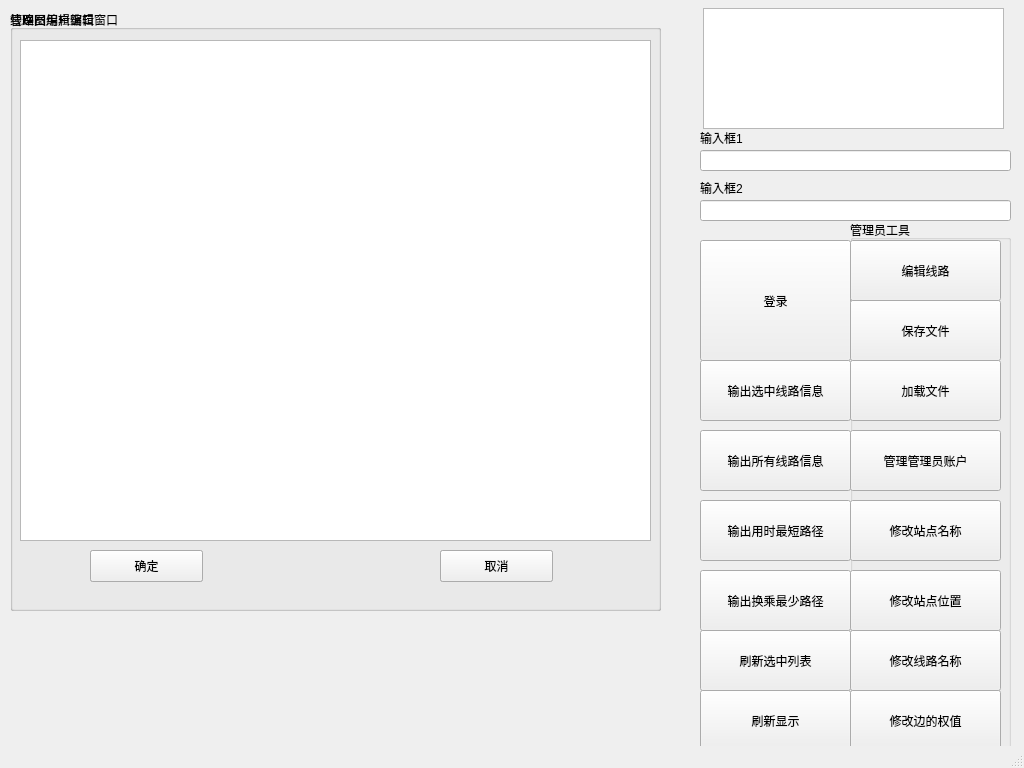
yilinfang/SubwaySystem, file mainwindow.ui: the form before one commit.
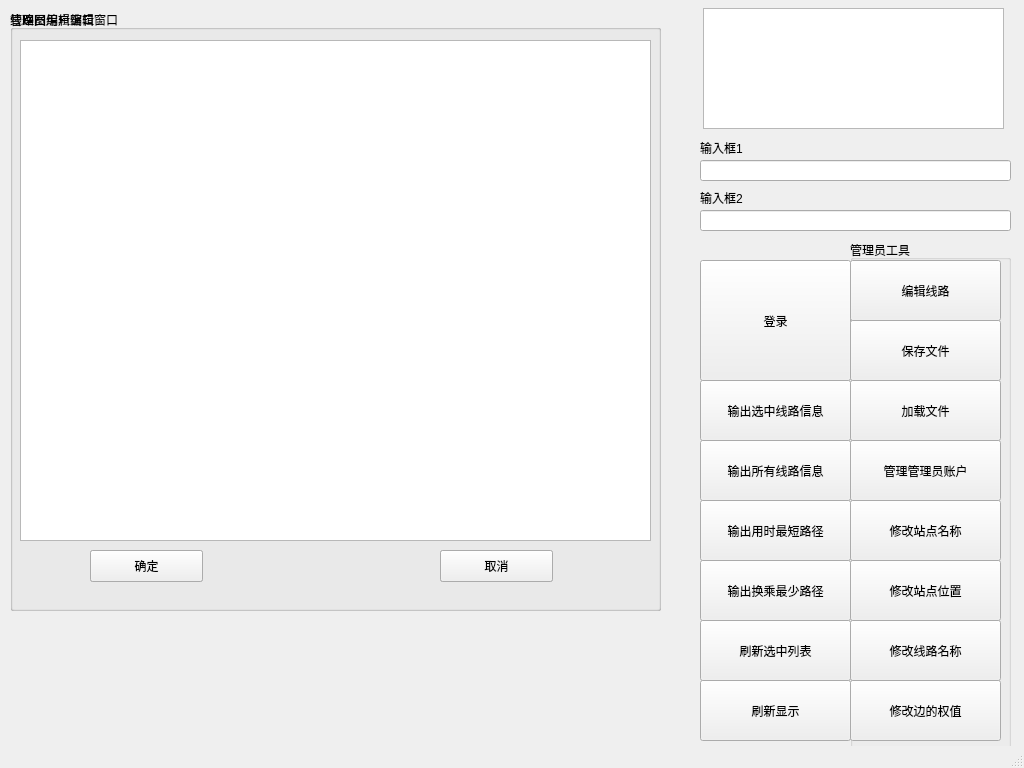
The form after the commit.

Commit message: fixed windows ui problem

What changed in the file:
```diff
--- a/mainwindow.ui
+++ b/mainwindow.ui
@@ -76,7 +76,7 @@
     <property name="geometry">
      <rect>
       <x>700</x>
-      <y>130</y>
+      <y>140</y>
       <width>60</width>
       <height>16</height>
      </rect>
@@ -89,7 +89,7 @@
     <property name="geometry">
      <rect>
       <x>700</x>
-      <y>180</y>
+      <y>190</y>
       <width>60</width>
       <height>16</height>
      </rect>
@@ -102,7 +102,7 @@
     <property name="geometry">
      <rect>
       <x>700</x>
-      <y>240</y>
+      <y>260</y>
       <width>151</width>
       <height>121</height>
      </rect>
@@ -115,7 +115,7 @@
     <property name="geometry">
      <rect>
       <x>700</x>
-      <y>430</y>
+      <y>440</y>
       <width>151</width>
       <height>61</height>
      </rect>
@@ -128,7 +128,7 @@
     <property name="geometry">
      <rect>
       <x>700</x>
-      <y>570</y>
+      <y>560</y>
       <width>151</width>
       <height>61</height>
      </rect>
@@ -141,7 +141,7 @@
     <property name="geometry">
      <rect>
       <x>700</x>
-      <y>200</y>
+      <y>210</y>
       <width>311</width>
       <height>21</height>
      </rect>
@@ -151,7 +151,7 @@
     <property name="geometry">
      <rect>
       <x>700</x>
-      <y>150</y>
+      <y>160</y>
       <width>311</width>
       <height>21</height>
      </rect>
@@ -161,7 +161,7 @@
     <property name="geometry">
      <rect>
       <x>700</x>
-      <y>690</y>
+      <y>680</y>
       <width>151</width>
       <height>61</height>
      </rect>
@@ -187,7 +187,7 @@
     <property name="geometry">
      <rect>
       <x>700</x>
-      <y>630</y>
+      <y>620</y>
       <width>151</width>
       <height>61</height>
      </rect>
@@ -200,7 +200,7 @@
     <property name="geometry">
      <rect>
       <x>700</x>
-      <y>360</y>
+      <y>380</y>
       <width>151</width>
       <height>61</height>
      </rect>
@@ -317,7 +317,7 @@
     <property name="geometry">
      <rect>
       <x>850</x>
-      <y>220</y>
+      <y>240</y>
       <width>161</width>
       <height>531</height>
      </rect>
@@ -329,7 +329,7 @@
      <property name="geometry">
       <rect>
        <x>0</x>
-       <y>470</y>
+       <y>440</y>
        <width>151</width>
        <height>61</height>
       </rect>
@@ -355,7 +355,7 @@
      <property name="geometry">
       <rect>
        <x>0</x>
-       <y>210</y>
+       <y>200</y>
        <width>151</width>
        <height>61</height>
       </rect>
@@ -394,7 +394,7 @@
      <property name="geometry">
       <rect>
        <x>0</x>
-       <y>350</y>
+       <y>320</y>
        <width>151</width>
        <height>61</height>
       </rect>
@@ -407,7 +407,7 @@
      <property name="geometry">
       <rect>
        <x>0</x>
-       <y>410</y>
+       <y>380</y>
        <width>151</width>
        <height>61</height>
       </rect>
@@ -420,7 +420,7 @@
      <property name="geometry">
       <rect>
        <x>0</x>
-       <y>280</y>
+       <y>260</y>
        <width>151</width>
        <height>61</height>
       </rect>
```
The commit also changes 2 other files.
